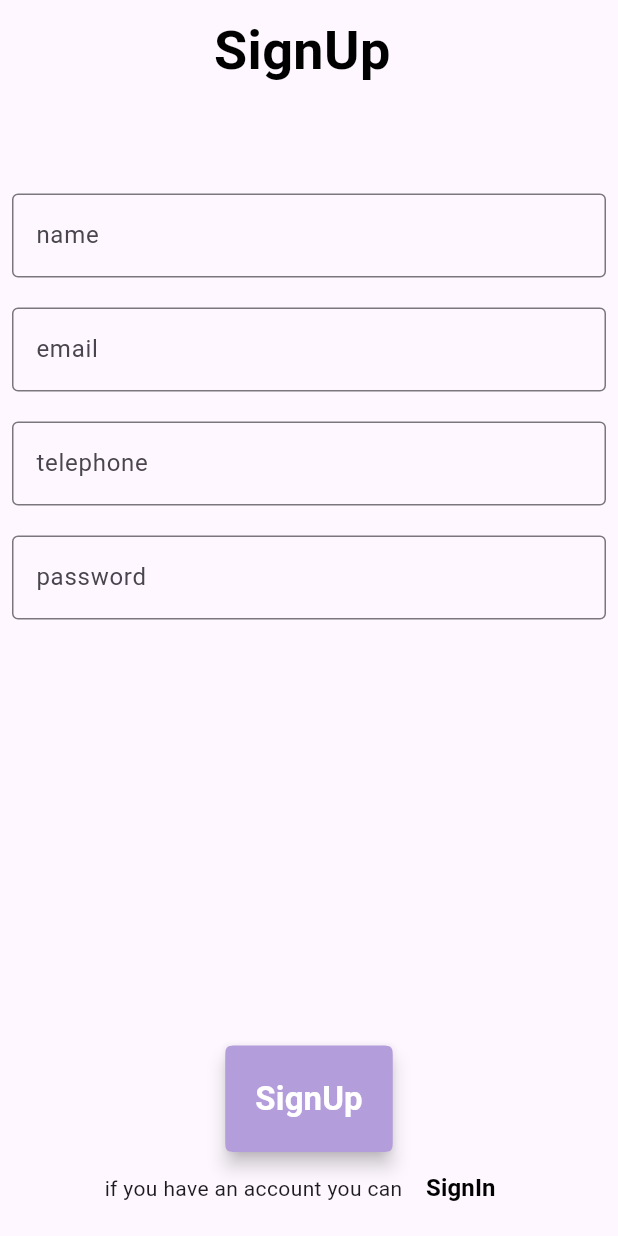
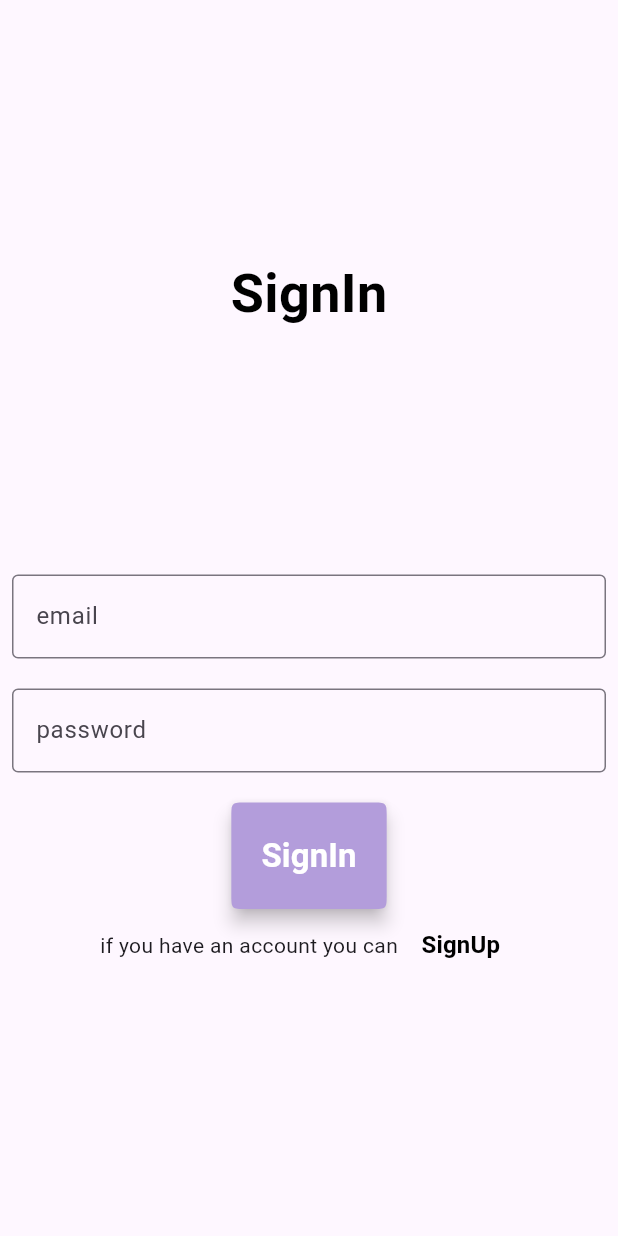
Before and after one commit to RiadHr/form_test, a Flutter app: the screen it shows after launch, after a tap on "SignIn", on a phone screen of 412 x 824 dp. Run offline on Flutter 3.47's test engine with Material 3 defaults, Android fonts, the phone set to English and light mode, and no system bars.

Commit message:
adding a signin Page

```diff
--- a/lib/main.dart
+++ b/lib/main.dart
@@ -17,7 +17,7 @@ class MyApp extends StatelessWidget {
         colorScheme: ColorScheme.fromSeed(seedColor: Colors.deepPurple),
         useMaterial3: true,
       ),
-      home: const SignupPage(title: 'Flutter Demo Home Page'),
+      home: const SignupPage(),
     );
   }
 }
--- a/lib/pages/signup_page.dart
+++ b/lib/pages/signup_page.dart
@@ -1,12 +1,12 @@
 import 'package:flutter/material.dart';
+import 'package:form/pages/singin_page.dart';
 import 'package:form/utlis/global_Constant.dart';
 import 'package:form/widget/custom_form_field.dart';
 import 'package:form/utlis/input_validators.dart';
 import 'package:form/widget/custom_signup_button.dart';
 
 class SignupPage extends StatefulWidget {
-  const SignupPage({super.key, required this.title});
-  final String title;
+  const SignupPage({super.key});
 
   @override
   State<SignupPage> createState() => _SignupPageState();
@@ -73,7 +73,8 @@ class _SignupPageState extends State<SignupPage> {
                 ),
               ),
               CustomSignupButton(
-                  buttonHandler:(){},
+                  buttonHandler:(){
+                  },
                   buttonContent: "SignUp"),
               Row(
                 mainAxisAlignment: MainAxisAlignment.center,
@@ -83,7 +84,10 @@ class _SignupPageState extends State<SignupPage> {
                     style: ButtonStyle(
                       backgroundColor: MaterialStateProperty.all(Colors.transparent),
                     ),
-                    onPressed: () {},
+                    onPressed: () {
+                      Navigator.push(context,
+                          MaterialPageRoute(builder:(context) => const SigninPage(),));
+                    },
                     child: const Text("SignIn",style: GlobalConstant.ktextSingupTextStyle,)
                 )
               ],)
--- /dev/null
+++ b/lib/pages/singin_page.dart
@@ -0,0 +1,70 @@
+import 'package:flutter/material.dart';
+import 'package:form/pages/signup_page.dart';
+import 'package:form/utlis/global_Constant.dart';
+import 'package:form/utlis/input_validators.dart';
+import 'package:form/widget/custom_form_field.dart';
+
+
+class SigninPage extends StatelessWidget {
+  const SigninPage({super.key});
+
+  @override
+  Widget build(BuildContext context) {
+    return Scaffold(
+      body: SafeArea(
+        child: Padding(
+          padding: const EdgeInsets.all(8.0),
+          child: Column(
+            mainAxisAlignment: MainAxisAlignment.spaceEvenly,
+            children: [
+              Text("SignIn",style: GlobalConstant.ktextSingupHeaderStyle,),
+              Column(
+                children: [
+                  CustomFormField(
+                    hint: "email",
+                    inputFormater: GlobalConstant.inputFormaterEmailField,
+                    validator: (value) {
+                      if(value!.isEmpty && value.isEmailValid){
+                        return "enter a valid input";
+                      }
+                    },
+                  ),
+                  SizedBox(height: 20,),
+                  CustomFormField(
+                    hint: "password",
+                    validator: (value) {
+                       if(value!.isNotEmpty ){
+                         return " enter a valid password";
+                       }
+                    },
+                  ),
+                  SizedBox(height: 20,),
+                  ElevatedButton(
+                      style:GlobalConstant.kbuttonSignupStyle ,
+                      onPressed: (){},
+                      child: const Text("SignIn",style: GlobalConstant.ktextSingupStyle,)
+                  ),
+                  Row(
+                    mainAxisAlignment: MainAxisAlignment.center,
+                    children: [
+                      const Text("if you have an account you can "),
+                      TextButton(
+                          style: ButtonStyle(
+                            backgroundColor: MaterialStateProperty.all(Colors.transparent),
+                          ),
+                          onPressed: () {
+                            Navigator.push(context,
+                                MaterialPageRoute(builder:(context) => const SignupPage(),));
+                          },
+                          child: const Text("SignUp",style: GlobalConstant.ktextSingupTextStyle,)
+                      )
+                    ],)
+                ],
+              ),
+            ],
+          ),
+        ),
+      ),
+    );
+  }
+}
```
